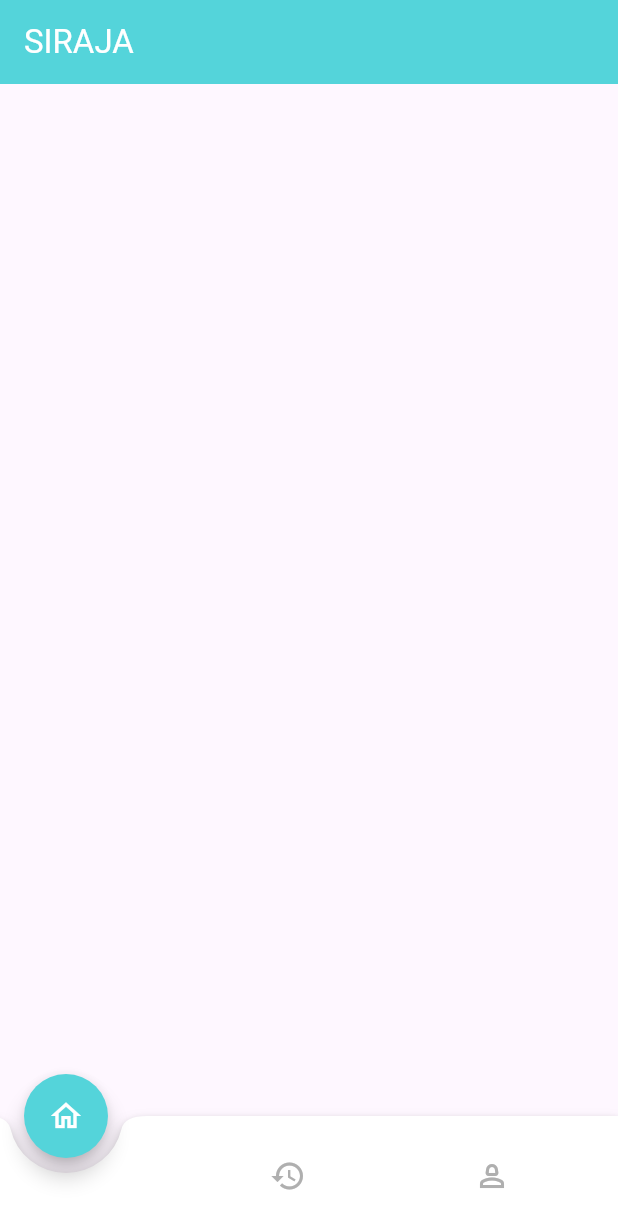
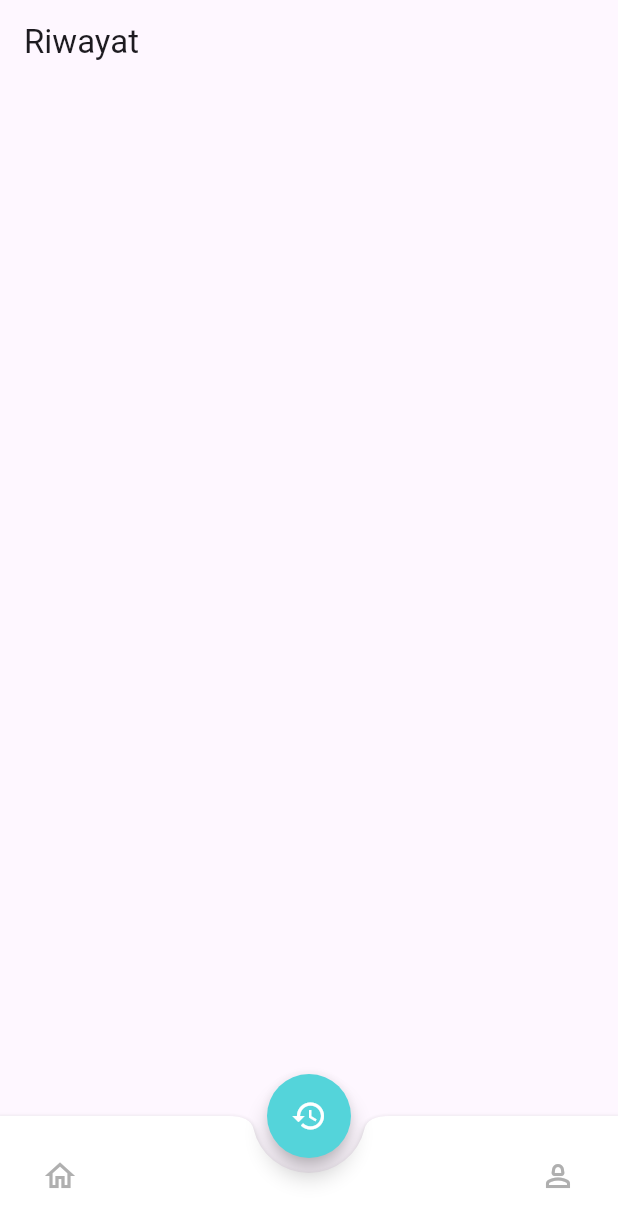
Before and after one commit to FITurnip/tubes_provis, a Flutter app: the screen it shows after launch, after a tap on the "history" icon, on a phone screen of 412 x 824 dp. Shown: the top 1229 px of the screen. Run offline on Flutter 3.47's test engine with Material 3 defaults, Android fonts, the phone set to English and light mode, and no system bars; our stand-ins replace google_fonts.

Commit message:
bottom nav done

```diff
--- /dev/null
+++ b/lib/Pages/form_keluhan.dart
@@ -0,0 +1,20 @@
+import 'package:flutter/material.dart';
+
+class FormKeluhan extends StatefulWidget {
+  const FormKeluhan({super.key});
+
+  @override
+  State<FormKeluhan> createState() => _FormKeluhanState();
+}
+
+class _FormKeluhanState extends State<FormKeluhan> {
+  @override
+  Widget build(BuildContext context) {
+    return Scaffold(
+      appBar: AppBar(
+        title: const Text(''),
+      ),
+      body: Container(),
+    );
+  }
+}
--- /dev/null
+++ b/lib/Pages/home.dart
@@ -0,0 +1,20 @@
+import 'package:flutter/material.dart';
+
+class Home extends StatefulWidget {
+  const Home({super.key});
+
+  @override
+  State<Home> createState() => _HomeState();
+}
+
+class _HomeState extends State<Home> {
+  @override
+  Widget build(BuildContext context) {
+    return Scaffold(
+      appBar: AppBar(
+        title: const Text('Home'),
+      ),
+      body: Container(),
+    );
+  }
+}
--- a/lib/Pages/home_pasien.dart
+++ /dev/null
@@ -1,38 +0,0 @@
-import 'package:flutter/material.dart';
-import 'package:tubes/Widget/list_item.dart';
-import 'package:tubes/theme.dart';
-
-class HomePasien extends StatefulWidget {
-  const HomePasien({super.key});
-
-  @override
-  State<HomePasien> createState() => _HomePasienState();
-}
-
-class _HomePasienState extends State<HomePasien> {
-  @override
-  Widget build(BuildContext context) {
-    return Scaffold(
-      appBar: AppBar(
-        title: Text(
-          'SIRAJA',
-          style: TextStyle(
-            color: normalWhite,
-          ),
-        ),
-        backgroundColor: defBlue,
-      ),
-      body: const SafeArea(
-        bottom: false,
-        child: Column(
-          crossAxisAlignment: CrossAxisAlignment.start,
-          children: [
-            Expanded(
-              child: ListItem(),
-            ),
-          ],
-        ),
-      ),
-    );
-  }
-}
--- /dev/null
+++ b/lib/Pages/profile.dart
@@ -0,0 +1,20 @@
+import 'package:flutter/material.dart';
+
+class Profile extends StatefulWidget {
+  const Profile({super.key});
+
+  @override
+  State<Profile> createState() => _ProfileState();
+}
+
+class _ProfileState extends State<Profile> {
+  @override
+  Widget build(BuildContext context) {
+    return Scaffold(
+      appBar: AppBar(
+        title: const Text('Profile'),
+      ),
+      body: Container(),
+    );
+  }
+}
--- /dev/null
+++ b/lib/Pages/riwayat.dart
@@ -0,0 +1,20 @@
+import 'package:flutter/material.dart';
+
+class Riwayat extends StatefulWidget {
+  const Riwayat({super.key});
+
+  @override
+  State<Riwayat> createState() => _RiwayatState();
+}
+
+class _RiwayatState extends State<Riwayat> {
+  @override
+  Widget build(BuildContext context) {
+    return Scaffold(
+      appBar: AppBar(
+        title: const Text('Riwayat'),
+      ),
+      body: Container(),
+    );
+  }
+}
--- a/lib/Widget/bottom_nav.dart
+++ b/lib/Widget/bottom_nav.dart
@@ -1,17 +1,73 @@
 import 'package:flutter/material.dart';
-import 'package:tubes/Pages/home_pasien.dart';
+import 'package:tubes/Pages/form_keluhan.dart';
+import 'package:tubes/Pages/home.dart';
+import 'package:tubes/Pages/profile.dart';
+import 'package:tubes/Pages/riwayat.dart';
 import 'package:tubes/theme.dart';
 
 class BottomNav extends StatefulWidget {
-  const BottomNav({super.key});
+  final int selectedIndex;
+  const BottomNav({super.key, required this.selectedIndex});
 
   @override
   State<BottomNav> createState() => _BottomNavState();
 }
 
 class _BottomNavState extends State<BottomNav> {
-  int _currentIndex = 0;
-  static List<Center> halaman = [const Center(child: HomePasien())];
+  int _currentIndex = 0; //default page
+
+  //list page
+  static List<Center> halaman = [
+    const Center(child: Home()),
+    const Center(child: Riwayat()),
+    const Center(child: Profile()),
+  ];
+  FloatingActionButtonLocation? _fabLocation;
+  Icon? _fabIcon;
+  static final List<FloatingActionButtonLocation> centerLocations =
+      <FloatingActionButtonLocation>[
+    FloatingActionButtonLocation.startDocked,
+    FloatingActionButtonLocation.centerDocked,
+    FloatingActionButtonLocation.endDocked,
+  ];
+  @override
+  void initState() {
+    // TODO: implement initState
+    super.initState();
+    _currentIndex = widget.selectedIndex;
+    _onFabLocationChanged(_currentIndex);
+  }
+
+  void _onFabLocationChanged(int tabPosition) {
+    setState(() {
+      _currentIndex = tabPosition;
+      switch (tabPosition) {
+        case 0:
+          _fabLocation = FloatingActionButtonLocation.startDocked;
+          _fabIcon = Icon(
+            Icons.home_outlined,
+            color: Colors.white,
+          );
+          break;
+        case 1:
+          _fabLocation = FloatingActionButtonLocation.centerDocked;
+          _fabIcon = Icon(
+            Icons.history_sharp,
+            color: Colors.white,
+          );
+          break;
+        case 2:
+          _fabLocation = FloatingActionButtonLocation.endDocked;
+          _fabIcon = Icon(
+            Icons.person_outline_rounded,
+            color: Colors.white,
+          );
+          break;
+        default:
+      }
+    });
+  }
+
   @override
   Widget build(BuildContext context) {
     return Scaffold(
@@ -20,14 +76,13 @@ class _BottomNavState extends State<BottomNav> {
         onPressed: () {
           //code to execute on button press
         },
-        child:
-            Icon(Icons.home_outlined, color: normalWhite), //icon inside button
+        child: _fabIcon, //icon inside button
         shape: CircleBorder(),
         tooltip: "Beranda",
         backgroundColor: defBlue,
       ),
 
-      floatingActionButtonLocation: FloatingActionButtonLocation.startDocked,
+      floatingActionButtonLocation: _fabLocation,
       //floating action button position to center
 
       bottomNavigationBar: BottomAppBar(
@@ -40,26 +95,43 @@ class _BottomNavState extends State<BottomNav> {
         child: Row(
           //children inside bottom appbar
           mainAxisSize: MainAxisSize.max,
-          mainAxisAlignment: MainAxisAlignment.spaceAround,
+          mainAxisAlignment: MainAxisAlignment.spaceBetween,
           children: <Widget>[
-            Padding(
-              padding: EdgeInsets.only(left: 20),
+            if (_currentIndex == 0) Padding(padding: EdgeInsets.only(left: 15)),
+            if (_currentIndex != 0)
+              IconButton(
+                icon: Icon(
+                  Icons.home_outlined,
+                  color: deactiveIcon,
                 ),
+                tooltip: "Beranda",
+                onPressed: () {
+                  _onFabLocationChanged(0);
+                },
+              ),
+            if (_currentIndex != 1)
               IconButton(
                 icon: Icon(
                   Icons.history,
                   color: deactiveIcon,
                 ),
                 tooltip: "Riwayat",
-              onPressed: () {},
+                onPressed: () {
+                  _onFabLocationChanged(1);
+                },
               ),
+            if (_currentIndex == 2)
+              Padding(padding: EdgeInsets.only(right: 15)),
+            if (_currentIndex != 2)
               IconButton(
                 icon: Icon(
                   Icons.person_2_outlined,
                   color: deactiveIcon,
                 ),
                 tooltip: "Profil",
-              onPressed: () {},
+                onPressed: () {
+                  _onFabLocationChanged(2);
+                },
               ),
           ],
         ),
--- a/lib/main.dart
+++ b/lib/main.dart
@@ -1,5 +1,4 @@
 import 'package:flutter/material.dart';
-import 'package:tubes/Pages/home_pasien.dart';
 import 'package:tubes/Widget/bottom_nav.dart';
 
 void main() {
@@ -11,7 +10,7 @@ class MyApp extends StatelessWidget {
   @override
   Widget build(BuildContext context) {
     return const MaterialApp(
-      home: BottomNav(),
+      home: BottomNav(selectedIndex: 0),
     );
   }
 }
```
Lines whose indentation alone changed are shown as unchanged.
